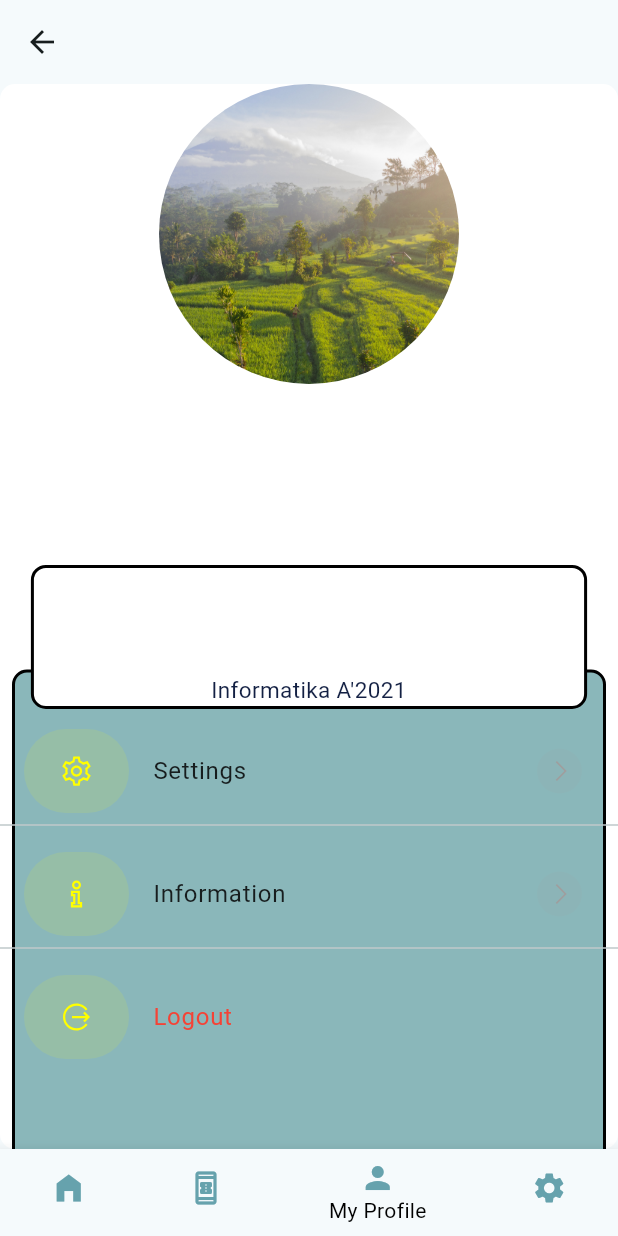
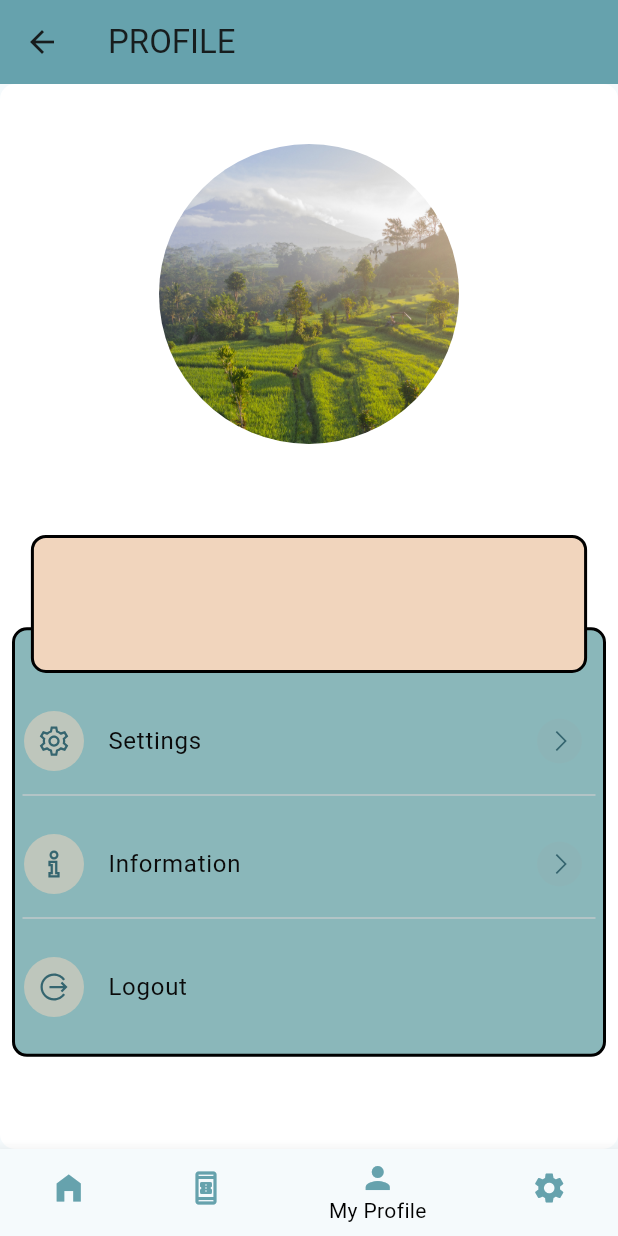
Before and after one commit to EklecciaR27/PA_Mobile_SweetEscape, a Flutter app: the ProfileScreen screen opened directly, on a phone screen of 412 x 824 dp. Run offline on Flutter 3.47's test engine with Material 2 defaults, Android fonts, the phone set to English and light mode, and no system bars; our stand-ins replace cloud_firestore, firebase_auth, firebase_core, get, google_fonts, line_awesome_flutter and 1 more; accounts and stored records are empty; network calls fail; Roboto replaces fonts that are missing (AutofillHints.countryCode).

Commit message:
baikin sign in dan profile

```diff
--- a/sweet_escape_apps/lib/ProfileMenuWidget.dart
+++ b/sweet_escape_apps/lib/ProfileMenuWidget.dart
@@ -24,7 +24,7 @@ class ProfileMenuWidget extends StatelessWidget {
   Widget build(BuildContext context) {
     const Color tPrimaryColor = Colors.blue;
     const Color tDarkColor = Colors.black;
-    const Color tAccentColor = Colors.yellowAccent;
+    const Color tAccentColor = Color.fromARGB(255, 241, 213, 189);
 
     var isDark = MediaQuery.of(context).platformBrightness == Brightness.dark;
     var iconColor = isDark ? tPrimaryColor : tAccentColor;
@@ -32,17 +32,20 @@ class ProfileMenuWidget extends StatelessWidget {
     return ListTile(
       onTap: onPress,
       leading: Container(
-        width: 70,
-        height: 70,
+        width: 40,
+        height: 40,
         decoration: BoxDecoration(
-          borderRadius: BorderRadius.circular(100),
-          color: iconColor.withOpacity(0.1),
+          borderRadius: BorderRadius.circular(200),
+          color: iconColor.withOpacity(0.5),
         ),
-        child: Icon(icon, color: iconColor),
+        child: Icon(icon, color: Color.fromARGB(255, 53, 101, 111)),
       ),
-      title: Text(title,
-          style:
-              Theme.of(context).textTheme.bodyText1?.apply(color: textColor)),
+      title: Text(
+        title,
+        style: const TextStyle(
+          color: Color.fromRGBO(10, 10, 10, 1.0),
+        ),
+      ),
       trailing: endIcon
           ? Container(
               width: 30,
@@ -52,7 +55,7 @@ class ProfileMenuWidget extends StatelessWidget {
                 color: Colors.grey.withOpacity(0.1),
               ),
               child: const Icon(LineAwesomeIcons.angle_right,
-                  size: 18.0, color: Colors.grey))
+                  size: 18.0, color: Color.fromARGB(255, 53, 101, 111)))
           : null,
     );
   }
--- a/sweet_escape_apps/lib/ProfileScreen.dart
+++ b/sweet_escape_apps/lib/ProfileScreen.dart
@@ -1,5 +1,6 @@
 import 'package:flutter/material.dart';
 import 'package:line_awesome_flutter/line_awesome_flutter.dart';
+import 'package:sweet_escape_apps/signIn.dart';
 import 'ProfileMenuWidget.dart';
 import 'package:get/get.dart';
 import 'package:firebase_auth/firebase_auth.dart';
@@ -34,11 +35,23 @@ class _ProfileScreenState extends State<ProfileScreen> {
   @override
   Widget build(BuildContext context) {
     User? user = FirebaseAuth.instance.currentUser;
-
     var lebar = MediaQuery.of(context).size.width;
     var tinggi = MediaQuery.of(context).size.height;
     return Scaffold(
-        appBar: AppBar(),
+        appBar: AppBar(
+          title: Text("PROFILE"),
+          backgroundColor: const Color(0xFF66A2AD),
+          leading: IconButton(
+            icon: const Icon(Icons.arrow_back),
+            onPressed: () {
+              // Tambahkan fungsi navigasi ke halaman yang diinginkan
+              Navigator.of(context).push(
+                MaterialPageRoute(builder: (context) => const HomePage()),
+              );
+            },
+          ),
+          // ... tambahkan properti atau widget lainnya di sini
+        ),
         body: Container(
             decoration: BoxDecoration(
               color: Theme.of(context).brightness == Brightness.dark
@@ -50,6 +63,7 @@ class _ProfileScreenState extends State<ProfileScreen> {
             ),
             child: ListView(children: [
               //BAGIAN UNTUK FOTO PROFIL
+              const SizedBox(height: 40),
               Center(
                   child: ClipOval(
                 child: Container(
@@ -63,16 +77,16 @@ class _ProfileScreenState extends State<ProfileScreen> {
                   ),
                 ),
               )),
-              const SizedBox(height: 100),
+              const SizedBox(height: 40),
 
-              // INFORMASI BERISI NAMA,NIM DAN KELAS.
+              // INFORMASI
               Stack(children: [
                 // Container 1 (yang di belakang)
                 Padding(
                   padding: const EdgeInsets.all(8.0),
                   child: Container(
-                    margin: EdgeInsets.fromLTRB(0, tinggi * 0.10, 0, 0),
-                    padding: EdgeInsets.fromLTRB(22, tinggi * 0.1, 22, 300),
+                    margin: EdgeInsets.fromLTRB(0, tinggi * 0.09, 0, 0),
+                    padding: EdgeInsets.fromLTRB(40, tinggi * 0.1, 22, 200),
                     decoration: BoxDecoration(
                       color: const Color.fromARGB(255, 138, 183, 186),
                       // Warna latar belakang untuk mode terang
@@ -94,8 +108,8 @@ class _ProfileScreenState extends State<ProfileScreen> {
                   child: Container(
                     margin: EdgeInsets.all(lebar * 0.05),
                     decoration: BoxDecoration(
-                      color: Color.fromARGB(255, 255, 255,
-                          255), // Warna latar belakang untuk mode terang
+                      color: const Color.fromARGB(255, 241, 213,
+                          189), // Warna latar belakang untuk mode terang
                       borderRadius: BorderRadius.circular(10.0),
                       border: Border.all(
                         color: Colors.black, // Warna border
@@ -104,9 +118,10 @@ class _ProfileScreenState extends State<ProfileScreen> {
                     ),
                     child: Column(
                       children: [
+                        const SizedBox(height: 10),
                         Text(
                           "$username",
-                          style: TextStyle(
+                          style: const TextStyle(
                             fontSize: 20,
                             fontWeight: FontWeight.bold,
                             fontFamily: 'AutofillHints.creditCardFamilyName',
@@ -118,22 +133,13 @@ class _ProfileScreenState extends State<ProfileScreen> {
                         Text(
                           "${user?.email}",
                           style: const TextStyle(
-                            fontSize: 15,
+                            fontSize: 20,
                             fontFamily: 'AutofillHints.countryCode',
                             color: Color.fromRGBO(19, 32, 67, 1),
                           ),
                           textAlign: TextAlign.center,
                         ),
                         const SizedBox(height: 10),
-                        const Text(
-                          "Informatika A'2021",
-                          style: TextStyle(
-                            fontSize: 15,
-                            fontFamily: 'AutofillHints.countryCode',
-                            color: Color.fromRGBO(19, 32, 67, 1),
-                          ),
-                          textAlign: TextAlign.center,
-                        ),
                       ],
                     ),
                   ),
@@ -151,24 +157,35 @@ class _ProfileScreenState extends State<ProfileScreen> {
                           title: "Settings",
                           icon: LineAwesomeIcons.cog,
                           onPress: () {}),
-                      const Divider(),
+                      const Divider(
+                        indent: 15,
+                        endIndent: 15,
+                      ),
                       const SizedBox(height: 10),
                       ProfileMenuWidget(
                           title: "Information",
                           icon: LineAwesomeIcons.info,
                           onPress: () {}),
-                      const Divider(),
+                      const Divider(
+                        indent: 15,
+                        endIndent: 15,
+                      ),
                       const SizedBox(height: 10),
                       ProfileMenuWidget(
                           title: "Logout",
                           icon: LineAwesomeIcons.alternate_sign_out,
                           textColor: Colors.red,
                           endIcon: false,
-                          onPress: () {
-                            Navigator.push(
-                                context,
-                                MaterialPageRoute(
-                                    builder: (context) => HomePage()));
+                          onPress: () async {
+// Call the logout method
+                            await Auth().logout();
+
+                            // Navigate to the login or home page after logout
+                            Navigator.pushReplacement(
+                              context,
+                              MaterialPageRoute(
+                                  builder: (context) => const Login()),
+                            );
                           }),
                     ],
                   ),
--- a/sweet_escape_apps/lib/history_page.dart
+++ b/sweet_escape_apps/lib/history_page.dart
@@ -13,7 +13,6 @@ class History extends StatelessWidget {
 
   @override
   Widget build(BuildContext context) {
-
 
 
     var lebar = MediaQuery.of(context).size.width;
--- a/sweet_escape_apps/lib/home_page.dart
+++ b/sweet_escape_apps/lib/home_page.dart
@@ -35,6 +35,7 @@ class _HomePageState extends State<HomePage> {
   @override
   Widget build(BuildContext context) {
     User? user = FirebaseAuth.instance.currentUser;
+
     var lebar = MediaQuery.of(context).size.width;
     var tinggi = MediaQuery.of(context).size.height;
     return Scaffold(
--- a/sweet_escape_apps/lib/input_page.dart
+++ b/sweet_escape_apps/lib/input_page.dart
@@ -364,7 +364,6 @@ class _ReservasiState extends State<Reservasi> {
             ),
             //History(name, numbphone, radioValue, selectedDate, reservations)
             MyReservation(),
-
           ]),
           bottomNavigationBar: BottomNavScreen(
             currentIndex: currentIndex,
--- a/sweet_escape_apps/lib/main.dart
+++ b/sweet_escape_apps/lib/main.dart
@@ -45,7 +45,7 @@ class MyApp extends StatelessWidget {
         ),
         useMaterial3: true,
       ),
-      home: const OnBoardingScreen(),
+      home: const ProfileScreen(),
       //Reservasi(),
     );
   }
--- a/sweet_escape_apps/lib/myreservation.dart
+++ b/sweet_escape_apps/lib/myreservation.dart
@@ -4,8 +4,6 @@ import 'package:flutter/material.dart';
 import 'package:sweet_escape_apps/models/reservation.dart';
 import 'package:sweet_escape_apps/models/reservation_provider.dart';
 import 'package:provider/provider.dart';
-
-
 
 class MyReservation extends StatelessWidget {
   const MyReservation({Key? key});
@@ -29,7 +27,8 @@ class MyReservation extends StatelessWidget {
           }
 
           if (!snapshot.hasData || snapshot.data!.docs.isEmpty) {
-            return Text('Tidak ada data reservasi'); // Tampilkan pesan jika tidak ada data
+            return Text(
+                'ANDA BELUM MELAKUKAN RESERVASI'); // Tampilkan pesan jika tidak ada data
           }
 
           return ListView.builder(
```
Also changed, not shown: sweet_escape_apps/lib/signIn.dart (+29 -3 lines).
